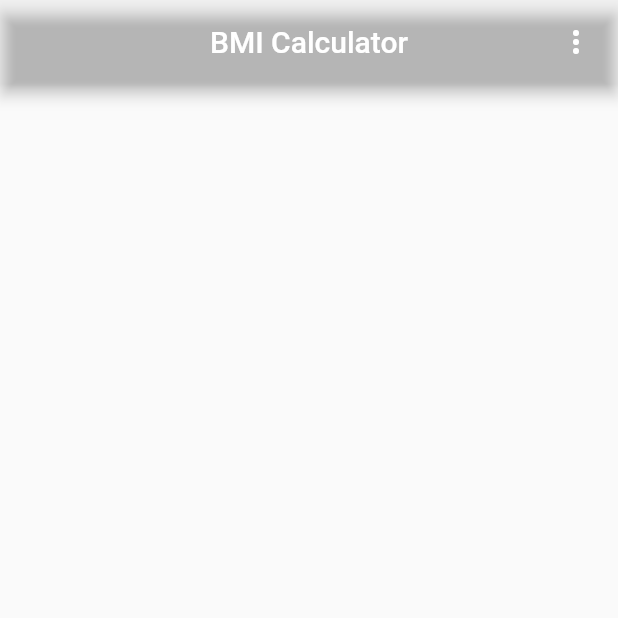
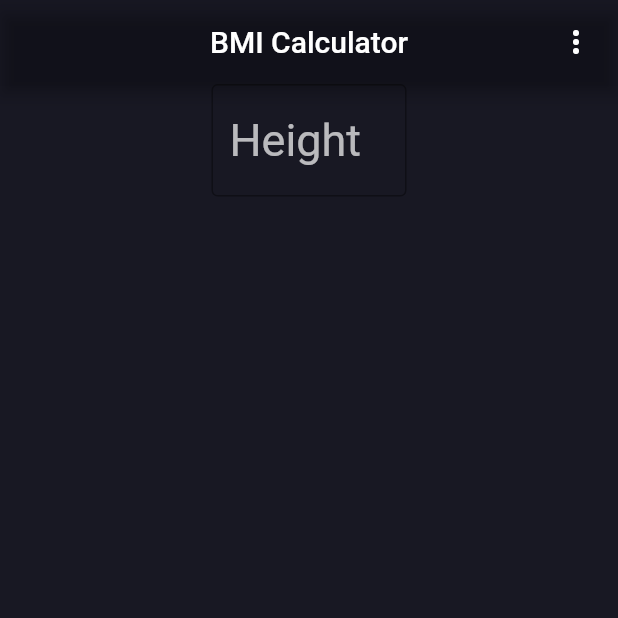
Before and after one commit to sandesh101/BMI-Calculator, a Flutter app: the screen it shows after launch, on a phone screen of 412 x 824 dp, the top half of it. Run offline on Flutter 3.47's test engine with Material 2 defaults, Android fonts, the phone set to English and light mode, and no system bars.

Commit message:
Added Height Input Field

```diff
--- a/lib/bmi.dart
+++ b/lib/bmi.dart
@@ -9,6 +9,7 @@ class _BmiUIState extends State<BmiUI> {
   @override
   Widget build(BuildContext context) {
     return Scaffold(
+      backgroundColor: Color(0xFF181823),
       appBar: AppBar(
         backgroundColor: Colors.transparent,
         title: Text('BMI Calculator'),
@@ -17,7 +18,27 @@ class _BmiUIState extends State<BmiUI> {
           Padding(
             padding: const EdgeInsets.only(right: 16.0),
             child: Icon(Icons.more_vert),
-          )
+          ),
+        ],
+      ),
+      body: Column(
+        children: [
+          Row(mainAxisAlignment: MainAxisAlignment.spaceEvenly, children: [
+            Container(
+              width: 130,
+              child: TextField(
+                style: TextStyle(color: Colors.white70, fontSize: 30),
+                keyboardType: TextInputType.number,
+                decoration: InputDecoration(
+                  hintText: 'Height',
+                  border: OutlineInputBorder(
+                    borderSide: BorderSide(color: Colors.white),
+                  ),
+                  hintStyle: TextStyle(color: Colors.white70),
+                ),
+              ),
+            ),
+          ]),
         ],
       ),
     );
```
